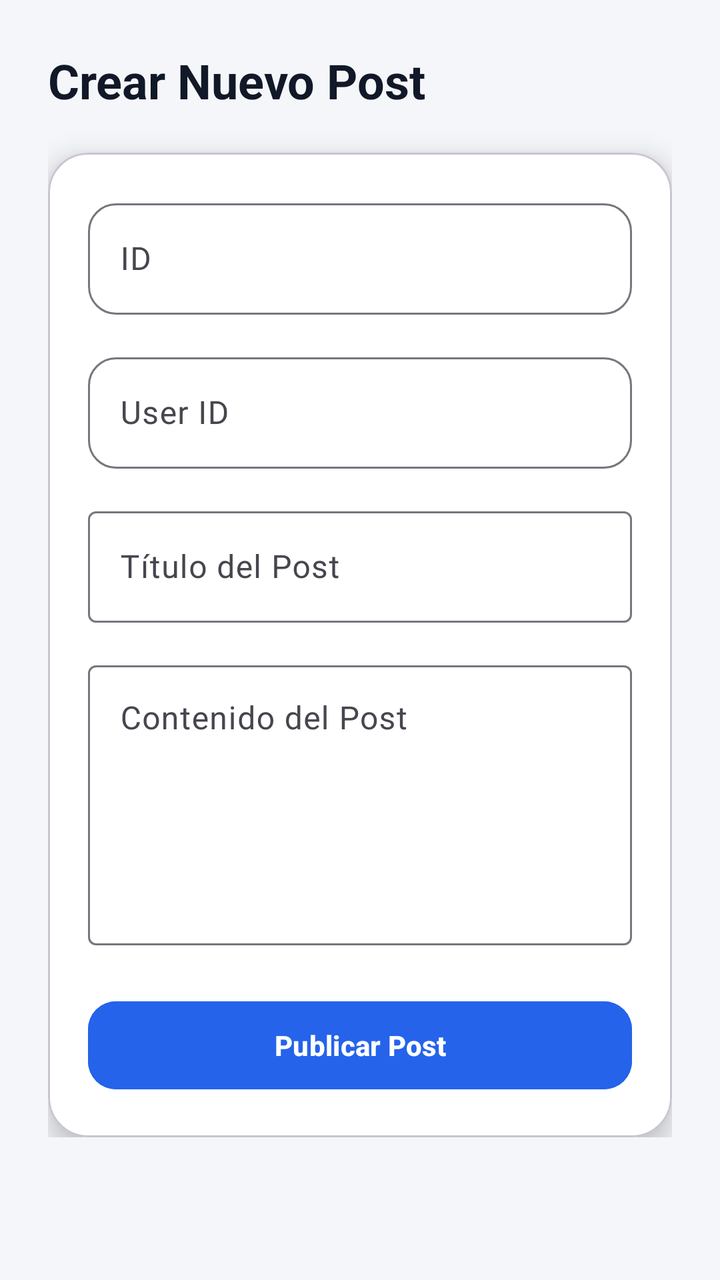
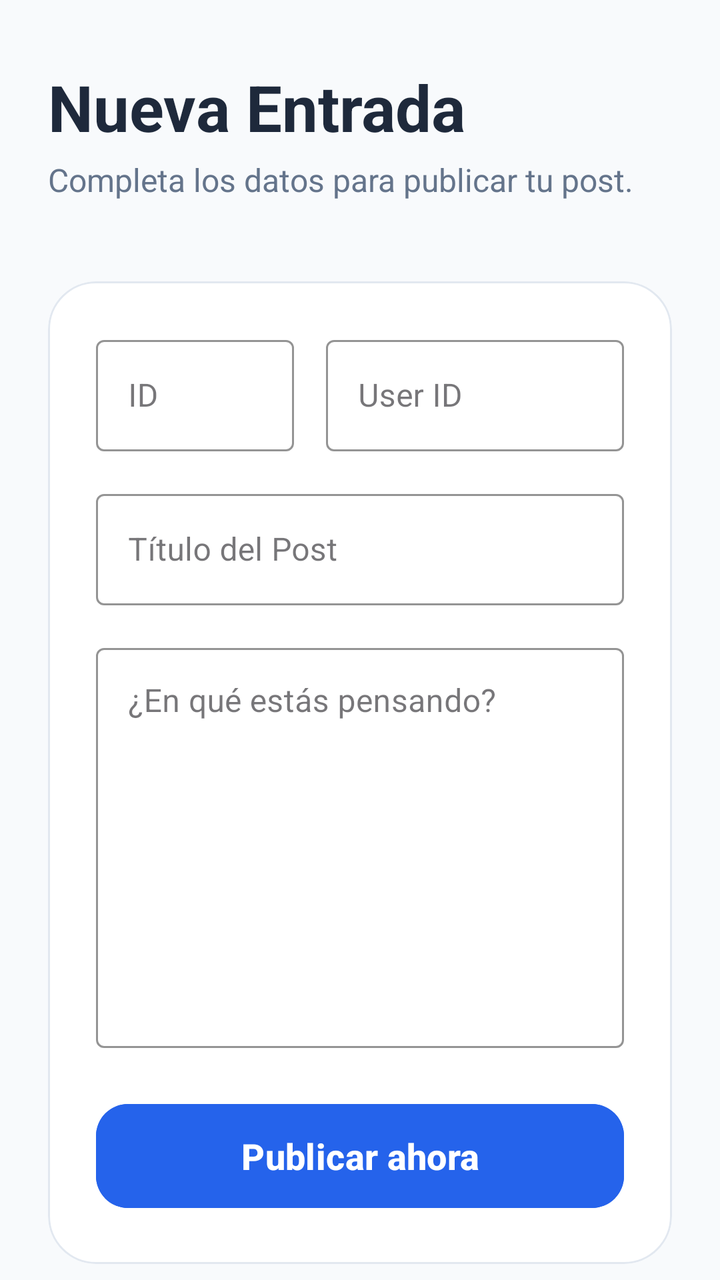

The first picture is an Android layout as it rendered before a commit; the second is the same layout after the commit. The layout source and the unified diff follow.
<!-- AndroidManifest.xml: application theme Theme.MyApplicationMVVM -->
<!-- res/layout/fragment_registro_post.xml -->
<?xml version="1.0" encoding="utf-8"?>
<ScrollView
    xmlns:android="http://schemas.android.com/apk/res/android"
    xmlns:app="http://schemas.android.com/apk/res-auto"
    android:layout_width="match_parent"
    android:layout_height="match_parent"
    android:background="#F4F6F9">

    <LinearLayout
        android:layout_width="match_parent"
        android:layout_height="wrap_content"
        android:orientation="vertical"
        android:padding="24dp">

        
        <TextView
            android:layout_width="match_parent"
            android:layout_height="wrap_content"
            android:text="Crear Nuevo Post"
            android:textSize="24sp"
            android:textStyle="bold"
            android:textColor="#111827"
            android:layout_marginBottom="20dp"/>

        
        <com.google.android.material.card.MaterialCardView
            android:layout_width="match_parent"
            android:layout_height="wrap_content"
            app:cardCornerRadius="20dp"
            app:cardElevation="8dp"
            android:backgroundTint="@android:color/white">

            <LinearLayout
                android:layout_width="match_parent"
                android:layout_height="wrap_content"
                android:orientation="vertical"
                android:padding="20dp">

                
                <com.google.android.material.textfield.TextInputLayout
                    android:layout_width="match_parent"
                    android:layout_height="wrap_content"
                    android:layout_marginBottom="16dp"
                    app:boxCornerRadiusTopStart="14dp"
                    app:boxCornerRadiusTopEnd="14dp"
                    app:boxCornerRadiusBottomStart="14dp"
                    app:boxCornerRadiusBottomEnd="14dp">

                    <com.google.android.material.textfield.TextInputEditText
                        android:id="@+id/etId"
                        android:layout_width="match_parent"
                        android:layout_height="wrap_content"
                        android:hint="ID"
                        android:inputType="number"/>
                </com.google.android.material.textfield.TextInputLayout>
                
                <com.google.android.material.textfield.TextInputLayout
                    android:layout_width="match_parent"
                    android:layout_height="wrap_content"
                    android:layout_marginBottom="16dp"
                    app:boxCornerRadiusTopStart="14dp"
                    app:boxCornerRadiusTopEnd="14dp"
                    app:boxCornerRadiusBottomStart="14dp"
                    app:boxCornerRadiusBottomEnd="14dp">

                    <com.google.android.material.textfield.TextInputEditText
                        android:id="@+id/etUserId"
                        android:layout_width="match_parent"
                        android:layout_height="wrap_content"
                        android:hint="User ID"
                        android:inputType="number"/>
                </com.google.android.material.textfield.TextInputLayout>

                
                <com.google.android.material.textfield.TextInputLayout
                    android:layout_width="match_parent"
                    android:layout_height="wrap_content"
                    android:layout_marginBottom="16dp">

                    <com.google.android.material.textfield.TextInputEditText
                        android:id="@+id/etTitle"
                        android:layout_width="match_parent"
                        android:layout_height="wrap_content"
                        android:hint="Título del Post"/>
                </com.google.android.material.textfield.TextInputLayout>

                
                <com.google.android.material.textfield.TextInputLayout
                    android:layout_width="match_parent"
                    android:layout_height="wrap_content"
                    android:layout_marginBottom="24dp">

                    <com.google.android.material.textfield.TextInputEditText
                        android:id="@+id/etBody"
                        android:layout_width="match_parent"
                        android:layout_height="140dp"
                        android:hint="Contenido del Post"
                        android:gravity="top"
                        android:inputType="textMultiLine"/>
                </com.google.android.material.textfield.TextInputLayout>

                
                <com.google.android.material.button.MaterialButton
                    android:id="@+id/btnGuardar"
                    android:layout_width="match_parent"
                    android:layout_height="52dp"
                    android:text="Publicar Post"
                    android:textColor="@android:color/white"
                    android:textStyle="bold"
                    android:backgroundTint="#2563EB"
                    app:cornerRadius="14dp"/>

            </LinearLayout>

        </com.google.android.material.card.MaterialCardView>

    </LinearLayout>

</ScrollView>
<!-- resources referenced by this layout -->
<resources>
  <style name="Theme.MyApplicationMVVM" parent="Base.Theme.MyApplicationMVVM" />
  <style name="Base.Theme.MyApplicationMVVM" parent="Theme.Material3.DayNight.NoActionBar">
          
          
      </style>
</resources>

<!-- the commit's change to res/layout/fragment_registro_post.xml (unified diff, before → after) -->
@@ -1,119 +1,177 @@
 <?xml version="1.0" encoding="utf-8"?>
-<ScrollView
-    xmlns:android="http://schemas.android.com/apk/res/android"
+<androidx.coordinatorlayout.widget.CoordinatorLayout xmlns:android="http://schemas.android.com/apk/res/android"
     xmlns:app="http://schemas.android.com/apk/res-auto"
+    xmlns:tools="http://schemas.android.com/tools"
     android:layout_width="match_parent"
     android:layout_height="match_parent"
-    android:background="#F4F6F9">
+    android:background="#F8FAFC">
 
-    <LinearLayout
+    <com.google.android.material.appbar.AppBarLayout
         android:layout_width="match_parent"
         android:layout_height="wrap_content"
-        android:orientation="vertical"
-        android:padding="24dp">
+        android:background="@android:color/transparent"
+        app:elevation="0dp">
 
-        
-        <TextView
+        <com.google.android.material.appbar.CollapsingToolbarLayout
             android:layout_width="match_parent"
             android:layout_height="wrap_content"
-            android:text="Crear Nuevo Post"
-            android:textSize="24sp"
-            android:textStyle="bold"
-            android:textColor="#111827"
-            android:layout_marginBottom="20dp"/>
-
-        
-        <com.google.android.material.card.MaterialCardView
-            android:layout_width="match_parent"
-            android:layout_height="wrap_content"
-            app:cardCornerRadius="20dp"
-            app:cardElevation="8dp"
-            android:backgroundTint="@android:color/white">
+            app:layout_scrollFlags="scroll|exitUntilCollapsed">
 
             <LinearLayout
                 android:layout_width="match_parent"
                 android:layout_height="wrap_content"
                 android:orientation="vertical"
-                android:padding="20dp">
+                android:paddingHorizontal="24dp"
+                android:paddingTop="32dp"
+                android:paddingBottom="16dp">
 
-                
-                <com.google.android.material.textfield.TextInputLayout
+                <TextView
+                    android:layout_width="wrap_content"
+                    android:layout_height="wrap_content"
+                    android:text="Nueva Entrada"
+                    android:textColor="#1E293B"
+                    android:textSize="32sp"
+                    android:textStyle="bold" />
+
+                <TextView
+                    android:layout_width="wrap_content"
+                    android:layout_height="wrap_content"
+                    android:layout_marginTop="4dp"
+                    android:text="Completa los datos para publicar tu post."
+                    android:textColor="#64748B"
+                    android:textSize="16sp" />
+            </LinearLayout>
+
+        </com.google.android.material.appbar.CollapsingToolbarLayout>
+    </com.google.android.material.appbar.AppBarLayout>
+
+    <androidx.core.widget.NestedScrollView
+        android:layout_width="match_parent"
+        android:layout_height="match_parent"
+        app:layout_behavior="@string/appbar_scrolling_view_behavior">
+
+        <LinearLayout
+            android:layout_width="match_parent"
+            android:layout_height="wrap_content"
+            android:orientation="vertical"
+            android:padding="24dp">
+
+            <com.google.android.material.card.MaterialCardView
+                android:layout_width="match_parent"
+                android:layout_height="wrap_content"
+                app:cardCornerRadius="24dp"
+                app:cardElevation="0dp"
+                app:strokeColor="#E2E8F0"
+                app:strokeWidth="1dp"
+                android:backgroundTint="@android:color/white">
+
+                <LinearLayout
                     android:layout_width="match_parent"
                     android:layout_height="wrap_content"
-                    android:layout_marginBottom="16dp"
-                    app:boxCornerRadiusTopStart="14dp"
-                    app:boxCornerRadiusTopEnd="14dp"
-                    app:boxCornerRadiusBottomStart="14dp"
-                    app:boxCornerRadiusBottomEnd="14dp">
+                    android:orientation="vertical"
+                    android:padding="24dp">
 
-                    <com.google.android.material.textfield.TextInputEditText
-                        android:id="@+id/etId"
+                    <LinearLayout
                         android:layout_width="match_parent"
                         android:layout_height="wrap_content"
-                        android:hint="ID"
-                        android:inputType="number"/>
-                </com.google.android.material.textfield.TextInputLayout>
-                
-                <com.google.android.material.textfield.TextInputLayout
-                    android:layout_width="match_parent"
-                    android:layout_height="wrap_content"
-                    android:layout_marginBottom="16dp"
-                    app:boxCornerRadiusTopStart="14dp"
-                    app:boxCornerRadiusTopEnd="14dp"
-                    app:boxCornerRadiusBottomStart="14dp"
-                    app:boxCornerRadiusBottomEnd="14dp">
+                        android:orientation="horizontal"
+                        android:baselineAligned="false">
 
-                    <com.google.android.material.textfield.TextInputEditText
-                        android:id="@+id/etUserId"
+                        <com.google.android.material.textfield.TextInputLayout
+                            style="@style/Widget.MaterialComponents.TextInputLayout.OutlinedBox"
+                            android:layout_width="0dp"
+                            android:layout_height="wrap_content"
+                            android:layout_weight="1"
+                            android:layout_marginEnd="8dp"
+                            android:layout_marginBottom="16dp"
+                            android:hint="ID"
+                            app:boxStrokeColor="#2563EB"
+                            app:hintTextColor="#2563EB">
+
+                            <com.google.android.material.textfield.TextInputEditText
+                                android:id="@+id/etId"
+                                android:layout_width="match_parent"
+                                android:layout_height="wrap_content"
+                                android:inputType="number" />
+                        </com.google.android.material.textfield.TextInputLayout>
+
+                        <com.google.android.material.textfield.TextInputLayout
+                            style="@style/Widget.MaterialComponents.TextInputLayout.OutlinedBox"
+                            android:layout_width="0dp"
+                            android:layout_height="wrap_content"
+                            android:layout_weight="1.5"
+                            android:layout_marginStart="8dp"
+                            android:layout_marginBottom="16dp"
+                            android:hint="User ID"
+                            app:boxStrokeColor="#2563EB"
+                            app:hintTextColor="#2563EB">
+
+                            <com.google.android.material.textfield.TextInputEditText
+                                android:id="@+id/etUserId"
+                                android:layout_width="match_parent"
+                                android:layout_height="wrap_content"
+                                android:inputType="number" />
+                        </com.google.android.material.textfield.TextInputLayout>
+                    </LinearLayout>
+
+                    <com.google.android.material.textfield.TextInputLayout
+                        style="@style/Widget.MaterialComponents.TextInputLayout.OutlinedBox"
                         android:layout_width="match_parent"
                         android:layout_height="wrap_content"
-                        android:hint="User ID"
-                        android:inputType="number"/>
-                </com.google.android.material.textfield.TextInputLayout>
+                        android:layout_marginBottom="16dp"
+                        android:hint="Título del Post"
+                        app:boxStrokeColor="#2563EB"
+                        app:hintTextColor="#2563EB">
 
-                
-                <com.google.android.material.textfield.TextInputLayout
-                    android:layout_width="match_parent"
-                    android:layout_height="wrap_content"
-                    android:layout_marginBottom="16dp">
+                        <com.google.android.material.textfield.TextInputEditText
+                            android:id="@+id/etTitle"
+                            android:layout_width="match_parent"
+                            android:layout_height="wrap_content"
+                            android:inputType="textCapSentences" />
+                    </com.google.android.material.textfield.TextInputLayout>
 
-                    <com.google.android.material.textfield.TextInputEditText
-                        android:id="@+id/etTitle"
+                    <com.google.android.material.textfield.TextInputLayout
+                        style="@style/Widget.MaterialComponents.TextInputLayout.OutlinedBox"
                         android:layout_width="match_parent"
                         android:layout_height="wrap_content"
-                        android:hint="Título del Post"/>
-                </com.google.android.material.textfield.TextInputLayout>
+                        android:layout_marginBottom="24dp"
+                        android:hint="¿En qué estás pensando?"
+                        app:boxStrokeColor="#2563EB"
+                        app:hintTextColor="#2563EB">
 
-                
-                <com.google.android.material.textfield.TextInputLayout
-                    android:layout_width="match_parent"
-                    android:layout_height="wrap_content"
-                    android:layout_marginBottom="24dp">
+                        <com.google.android.material.textfield.TextInputEditText
+                            android:id="@+id/etBody"
+                            android:layout_width="match_parent"
+                            android:layout_height="200dp"
+                            android:gravity="top"
+                            android:inputType="textMultiLine" />
+                    </com.google.android.material.textfield.TextInputLayout>
 
-                    <com.google.android.material.textfield.TextInputEditText
-                        android:id="@+id/etBody"
+                    <com.google.android.material.button.MaterialButton
+                        android:id="@+id/btnGuardar"
                         android:layout_width="match_parent"
-                        android:layout_height="140dp"
-                        android:hint="Contenido del Post"
-                        android:gravity="top"
-                        android:inputType="textMultiLine"/>
-                </com.google.android.material.textfield.TextInputLayout>
+                        android:layout_height="60dp"
+                        android:text="Publicar ahora"
+                        android:textAllCaps="false"
+                        android:textSize="18sp"
+                        android:textStyle="bold"
+                        app:cornerRadius="16dp"
+                        android:backgroundTint="#2563EB"
+                        app:elevation="4dp" />
 
-                
-                <com.google.android.material.button.MaterialButton
-                    android:id="@+id/btnGuardar"
-                    android:layout_width="match_parent"
-                    android:layout_height="52dp"
-                    android:text="Publicar Post"
-                    android:textColor="@android:color/white"
-                    android:textStyle="bold"
-                    android:backgroundTint="#2563EB"
-                    app:cornerRadius="14dp"/>
+                </LinearLayout>
+            </com.google.android.material.card.MaterialCardView>
 
-            </LinearLayout>
+            <TextView
+                android:layout_width="match_parent"
+                android:layout_height="wrap_content"
+                android:layout_marginTop="24dp"
+                android:gravity="center"
+                android:text="Al publicar, aceptas nuestros términos y condiciones."
+                android:textColor="#94A3B8"
+                android:textSize="12sp" />
 
-        </com.google.android.material.card.MaterialCardView>
+        </LinearLayout>
+    </androidx.core.widget.NestedScrollView>
 
-    </LinearLayout>
-
-</ScrollView>
+</androidx.coordinatorlayout.widget.CoordinatorLayout>
